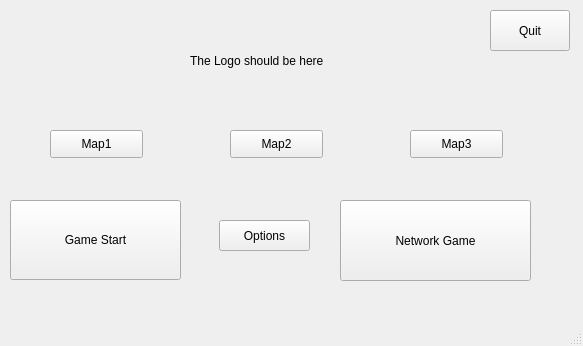
First picture: the form in mainwindow.ui, repository kkdlau/COMP2012H-OPERATION-H, before the edit.
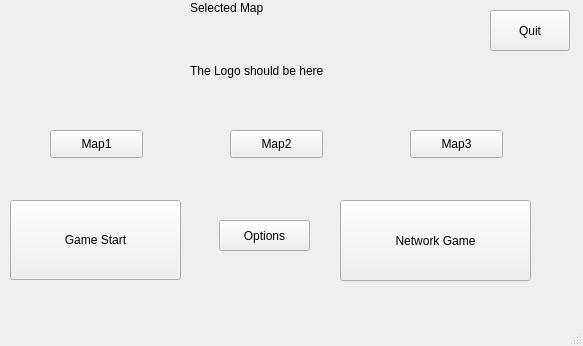
Second picture: the form after the edit.

Commit message: Label updates with selected Map

The edit to the form file:
```diff
--- a/mainwindow.ui
+++ b/mainwindow.ui
@@ -101,7 +101,7 @@
     <property name="geometry">
      <rect>
       <x>190</x>
-      <y>10</y>
+      <y>20</y>
       <width>161</width>
       <height>101</height>
      </rect>
@@ -136,6 +136,19 @@
      <string>Options</string>
     </property>
    </widget>
+   <widget class="QLabel" name="selectedMap">
+    <property name="geometry">
+     <rect>
+      <x>190</x>
+      <y>0</y>
+      <width>171</width>
+      <height>16</height>
+     </rect>
+    </property>
+    <property name="text">
+     <string>Selected Map</string>
+    </property>
+   </widget>
   </widget>
   <widget class="QMenuBar" name="menubar">
    <property name="geometry">
```
Left out of the diff: 2 changed lines with no effect on the pictures. The commit also changes 3 other files.
